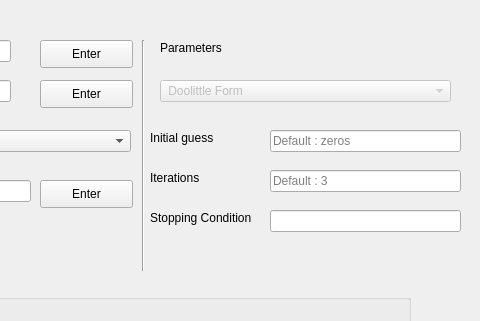
The window that test.ui (Ali-El-Deen575/Solving-Linear-Equations) describes before a commit, drawn with Qt 5; both pictures show x 320 to 800 and y 0 to 321 of the 800 by 600 pixel window.
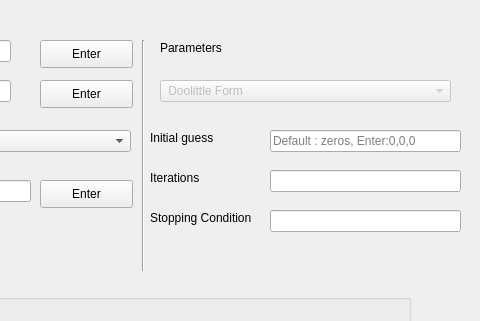
The same window after the commit.

```diff
--- a/test.ui
+++ b/test.ui
@@ -298,7 +298,7 @@
      <string/>
     </property>
     <property name="placeholderText">
-     <string>Default : 3</string>
+     <string/>
     </property>
    </widget>
    <widget class="QLabel" name="InitiaGuessLabel">
@@ -324,7 +324,7 @@
      </rect>
     </property>
     <property name="placeholderText">
-     <string>Default : zeros</string>
+     <string>Default : zeros, Enter:0,0,0</string>
     </property>
    </widget>
    <widget class="QGroupBox" name="groupBox">
```
